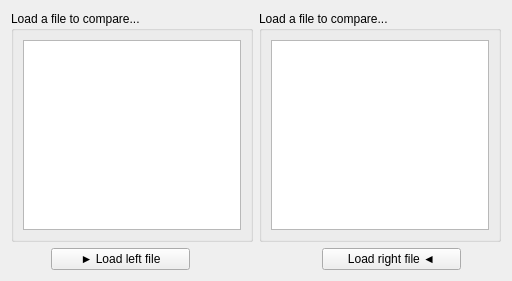
This is view/ai_training/pythonconfigdiffwidget.ui in Joensw/RCAIT as Qt 5 draws it before an edit. The edited form follows.
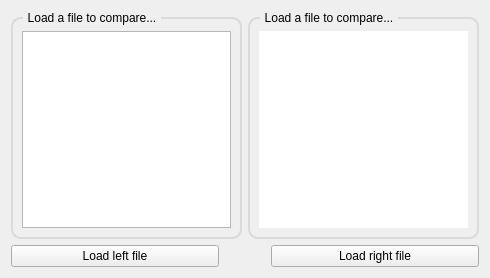
This is the edited form. Icons and pictures are not drawn. Custom widgets are drawn as their Qt base class.

The edit to the form file:
```diff
--- a/view/ai_training/pythonconfigdiffwidget.ui
+++ b/view/ai_training/pythonconfigdiffwidget.ui
@@ -6,44 +6,217 @@
    <rect>
     <x>0</x>
     <y>0</y>
-    <width>512</width>
-    <height>281</height>
+       <width>490</width>
+       <height>278</height>
    </rect>
   </property>
   <property name="windowTitle">
    <string>Form</string>
   </property>
   <layout class="QGridLayout" name="gridLayout">
-   <item row="0" column="0">
-    <widget class="QGroupBox" name="groupBox_leftFile">
-     <property name="title">
-      <string notr="true">Load a file to compare...</string>
-     </property>
-     <layout class="QGridLayout" name="gridLayout_12">
-      <item row="0" column="0">
-       <widget class="CodeEditor" name="codeEditor_left">
-        <property name="lineWrapMode">
-         <enum>QPlainTextEdit::NoWrap</enum>
-        </property>
-        <property name="readOnly">
-         <bool>true</bool>
-        </property>
-        <property name="textInteractionFlags">
-         <set>Qt::NoTextInteraction</set>
-        </property>
-       </widget>
-      </item>
-     </layout>
-    </widget>
-   </item>
    <item row="0" column="1">
     <widget class="QGroupBox" name="groupBox_rightFile">
+                 <property name="styleSheet">
+                     <string notr="true">QGroupBox {
+                         border: 2px solid rgb(218,218,218);
+                         border-radius: 10px;
+                         margin-top: 6px;
+                         }
+                         QGroupBox::title {
+                         subcontrol-origin: margin;
+                         left: 12px;
+                         padding: 0px 3px 0px 3px;
+
+                         }
+                     </string>
+                 </property>
      <property name="title">
       <string notr="true">Load a file to compare...</string>
      </property>
      <layout class="QGridLayout" name="gridLayout_2">
+                     <property name="topMargin">
+                         <number>12</number>
+                     </property>
       <item row="0" column="0">
        <widget class="CodeEditor" name="codeEditor_right">
+                             <property name="styleSheet">
+                                 <string notr="true">selection-color: rgb(0, 0, 0);
+                                     selection-background-color: rgb(255, 255, 255);
+                                     background-color: none;
+                                     border: 2px rgb(0, 0, 0);
+                                 </string>
+                             </property>
+                             <property name="lineWrapMode">
+                                 <enum>QPlainTextEdit::NoWrap</enum>
+                             </property>
+                             <property name="readOnly">
+                                 <bool>true</bool>
+                             </property>
+                             <property name="textInteractionFlags">
+                                 <set>Qt::NoTextInteraction</set>
+                             </property>
+                         </widget>
+                     </item>
+                 </layout>
+             </widget>
+         </item>
+         <item row="0" column="0">
+             <widget class="QGroupBox" name="groupBox_leftFile">
+                 <property name="styleSheet">
+                     <string notr="true">QGroupBox {
+                         border: 2px solid rgb(218,218,218);
+                         border-radius: 10px;
+                         margin-top: 6px;
+                         }
+                         QGroupBox::title {
+                         subcontrol-origin: margin;
+                         left: 12px;
+                         padding: 0px 3px 0px 3px;
+
+                         }
+                     </string>
+                 </property>
+                 <property name="title">
+                     <string notr="true">Load a file to compare...</string>
+                 </property>
+                 <layout class="QGridLayout" name="gridLayout_12">
+                     <property name="topMargin">
+                         <number>12</number>
+                     </property>
+                     <item row="0" column="0">
+                         <widget class="CodeEditor" name="codeEditor_left">
+                             <property name="styleSheet">
+                                 <string notr="true">QScrollBar:horizontal
+                                     {
+                                     height: 15px;
+                                     margin: 3px 15px 3px 15px;
+                                     border: 1px transparent #2A2929;
+                                     border-radius: 4px;
+                                     background-color: yellow; /* #2A2929; */
+                                     }
+
+                                     QScrollBar::handle:horizontal
+                                     {
+                                     background-color: blue; /* #605F5F; */
+                                     min-width: 5px;
+                                     border-radius: 4px;
+                                     }
+
+                                     QScrollBar::add-line:horizontal
+                                     {
+                                     margin: 0px 3px 0px 3px;
+                                     border-image: url(:/qss_icons/rc/right_arrow_disabled.png);
+                                     width: 10px;
+                                     height: 10px;
+                                     subcontrol-position: right;
+                                     subcontrol-origin: margin;
+                                     }
+
+                                     QScrollBar::sub-line:horizontal
+                                     {
+                                     margin: 0px 3px 0px 3px;
+                                     border-image: url(:/qss_icons/rc/left_arrow_disabled.png);
+                                     height: 10px;
+                                     width: 10px;
+                                     subcontrol-position: left;
+                                     subcontrol-origin: margin;
+                                     }
+
+                                     QScrollBar::add-line:horizontal:hover,QScrollBar::add-line:horizontal:on
+                                     {
+                                     border-image: url(:/qss_icons/rc/right_arrow.png);
+                                     height: 10px;
+                                     width: 10px;
+                                     subcontrol-position: right;
+                                     subcontrol-origin: margin;
+                                     }
+
+
+                                     QScrollBar::sub-line:horizontal:hover, QScrollBar::sub-line:horizontal:on
+                                     {
+                                     border-image: url(:/qss_icons/rc/left_arrow.png);
+                                     height: 10px;
+                                     width: 10px;
+                                     subcontrol-position: left;
+                                     subcontrol-origin: margin;
+                                     }
+
+                                     QScrollBar::up-arrow:horizontal, QScrollBar::down-arrow:horizontal
+                                     {
+                                     background: none;
+                                     }
+
+
+                                     QScrollBar::add-page:horizontal, QScrollBar::sub-page:horizontal
+                                     {
+                                     background: none;
+                                     }
+
+                                     QScrollBar:vertical
+                                     {
+                                     background-color: #2A2929;
+                                     width: 15px;
+                                     margin: 15px 3px 15px 3px;
+                                     border: 1px transparent #2A2929;
+                                     border-radius: 4px;
+                                     }
+
+                                     QScrollBar::handle:vertical
+                                     {
+                                     background-color: red; /* #605F5F; */
+                                     min-height: 5px;
+                                     border-radius: 4px;
+                                     }
+
+                                     QScrollBar::sub-line:vertical
+                                     {
+                                     margin: 3px 0px 3px 0px;
+                                     border-image: url(:/qss_icons/rc/up_arrow_disabled.png);
+                                     height: 10px;
+                                     width: 10px;
+                                     subcontrol-position: top;
+                                     subcontrol-origin: margin;
+                                     }
+
+                                     QScrollBar::add-line:vertical
+                                     {
+                                     margin: 3px 0px 3px 0px;
+                                     border-image: url(:/qss_icons/rc/down_arrow_disabled.png);
+                                     height: 10px;
+                                     width: 10px;
+                                     subcontrol-position: bottom;
+                                     subcontrol-origin: margin;
+                                     }
+
+                                     QScrollBar::sub-line:vertical:hover,QScrollBar::sub-line:vertical:on
+                                     {
+                                     border-image: url(:/qss_icons/rc/up_arrow.png);
+                                     height: 10px;
+                                     width: 10px;
+                                     subcontrol-position: top;
+                                     subcontrol-origin: margin;
+                                     }
+
+                                     QScrollBar::add-line:vertical:hover, QScrollBar::add-line:vertical:on
+                                     {
+                                     border-image: url(:/qss_icons/rc/down_arrow.png);
+                                     height: 10px;
+                                     width: 10px;
+                                     subcontrol-position: bottom;
+                                     subcontrol-origin: margin;
+                                     }
+
+                                     QScrollBar::up-arrow:vertical, QScrollBar::down-arrow:vertical
+                                     {
+                                     background: none;
+                                     }
+
+                                     QScrollBar::add-page:vertical, QScrollBar::sub-page:vertical
+                                     {
+                                     background: none;
+                                     }
+                                 </string>
+                             </property>
         <property name="lineWrapMode">
          <enum>QPlainTextEdit::NoWrap</enum>
         </property>
@@ -59,48 +232,40 @@
     </widget>
    </item>
    <item row="1" column="0" colspan="2">
-    <layout class="QHBoxLayout" name="horizontalLayout_buttons" stretch="0,1,0,0,0,1,0">
-     <item>
-      <spacer name="horizontalSpacer_1">
-       <property name="orientation">
-        <enum>Qt::Horizontal</enum>
-       </property>
-       <property name="sizeType">
-        <enum>QSizePolicy::Expanding</enum>
-       </property>
-       <property name="sizeHint" stdset="0">
-        <size>
-         <width>40</width>
-         <height>20</height>
-        </size>
-       </property>
-      </spacer>
-     </item>
-     <item>
+             <layout class="QGridLayout" name="gridLayout_4">
+                 <item row="0" column="0">
       <widget class="QPushButton" name="pushButton_loadLeftFile">
+                         <property name="sizePolicy">
+                             <sizepolicy hsizetype="Expanding" vsizetype="Fixed">
+                                 <horstretch>0</horstretch>
+                                 <verstretch>0</verstretch>
+                             </sizepolicy>
+                         </property>
        <property name="text">
-        <string>► Load left file</string>
-       </property>
-      </widget>
-     </item>
-     <item>
-      <spacer name="horizontalSpacer_2">
-       <property name="orientation">
-        <enum>Qt::Horizontal</enum>
-       </property>
-       <property name="sizeType">
-        <enum>QSizePolicy::Ignored</enum>
-       </property>
-       <property name="sizeHint" stdset="0">
+                             <string>Load left file</string>
+                         </property>
+                         <property name="icon">
+                             <iconset resource="../../Resources/UI_Icons.qrc">
+                                 <normaloff>:/UISymbols/UI_Triangle_Right.svg</normaloff>
+                                 :/UISymbols/UI_Triangle_Right.svg
+                             </iconset>
+                         </property>
+                         <property name="iconSize">
         <size>
-         <width>40</width>
+                                 <width>18</width>
          <height>20</height>
         </size>
        </property>
-      </spacer>
-     </item>
-     <item>
+                     </widget>
+                 </item>
+                 <item row="0" column="1">
          <widget class="QPushButton" name="pushButton_startDiff">
+                         <property name="sizePolicy">
+                             <sizepolicy hsizetype="Maximum" vsizetype="Fixed">
+                                 <horstretch>0</horstretch>
+                                 <verstretch>0</verstretch>
+                             </sizepolicy>
+                         </property>
              <property name="text">
                  <string/>
              </property>
@@ -111,7 +276,7 @@
              </property>
              <property name="iconSize">
                  <size>
-                     <width>20</width>
+                                 <width>40</width>
                      <height>20</height>
                  </size>
              </property>
@@ -120,41 +285,32 @@
              </property>
          </widget>
      </item>
-     <item>
-      <spacer name="horizontalSpacer_3">
-       <property name="orientation">
-        <enum>Qt::Horizontal</enum>
-       </property>
-       <property name="sizeType">
-        <enum>QSizePolicy::Ignored</enum>
-       </property>
-       <property name="sizeHint" stdset="0">
-        <size>
-         <width>40</width>
-         <height>20</height>
-        </size>
-       </property>
-      </spacer>
-     </item>
-     <item>
+                 <item row="0" column="2">
       <widget class="QPushButton" name="pushButton_loadRightFile">
+                         <property name="sizePolicy">
+                             <sizepolicy hsizetype="Expanding" vsizetype="Fixed">
+                                 <horstretch>0</horstretch>
+                                 <verstretch>0</verstretch>
+                             </sizepolicy>
+                         </property>
+                         <property name="layoutDirection">
+                             <enum>Qt::RightToLeft</enum>
+                         </property>
        <property name="text">
-           <string>Load right file ◄</string>
-       </property>
-      </widget>
-     </item>
-     <item>
-      <spacer name="horizontalSpacer_4">
-       <property name="orientation">
-        <enum>Qt::Horizontal</enum>
-       </property>
-       <property name="sizeHint" stdset="0">
+                             <string>Load right file</string>
+                         </property>
+                         <property name="icon">
+                             <iconset resource="../../Resources/UI_Icons.qrc">
+                                 <normaloff>:/UISymbols/UI_Triangle_Left.svg</normaloff>:/UISymbols/UI_Triangle_Left.svg
+                             </iconset>
+                         </property>
+                         <property name="iconSize">
         <size>
-         <width>40</width>
+                                 <width>18</width>
          <height>20</height>
         </size>
        </property>
-      </spacer>
+                     </widget>
      </item>
     </layout>
    </item>
```
Lines whose indentation alone changed are shown as unchanged.
